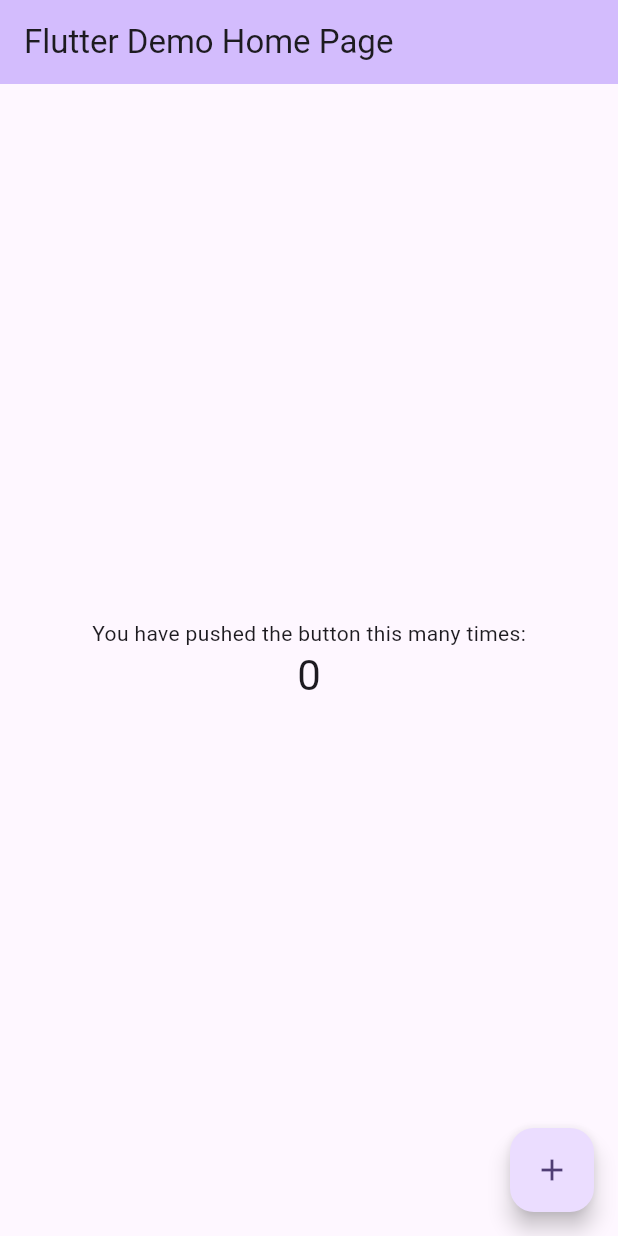
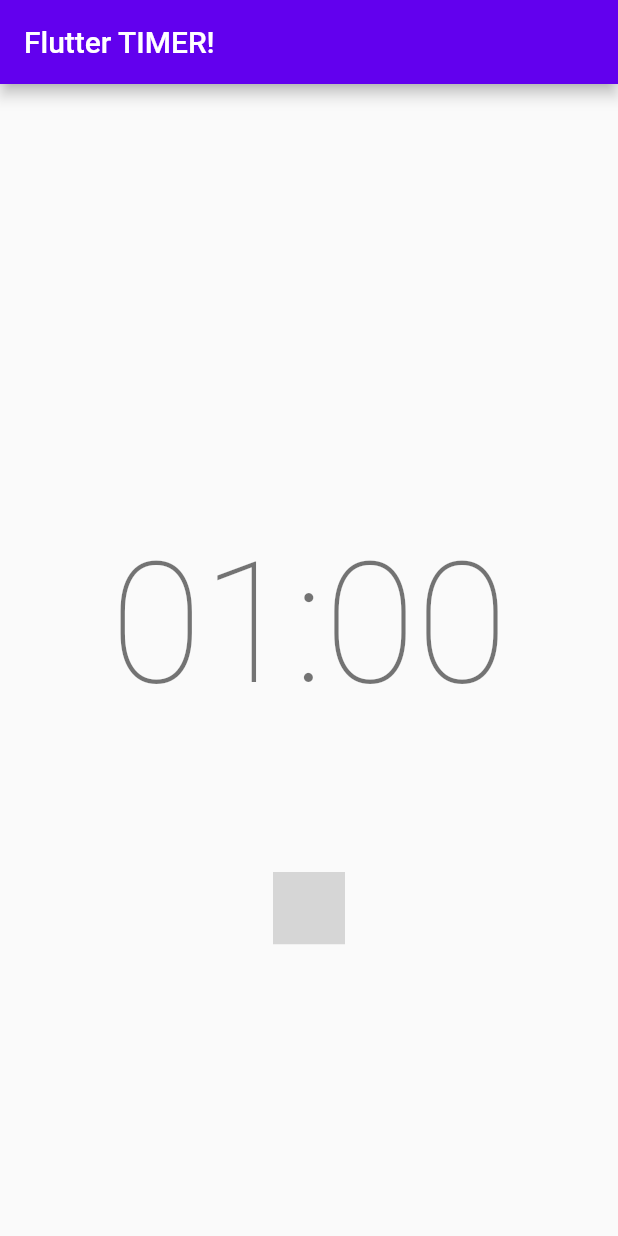
Before and after one commit to g0garden/flutter-bloc-timer, a Flutter app: the screen it shows after launch, on a phone screen of 412 x 824 dp. Run offline on Flutter 3.47's test engine with Material 2 defaults, Android fonts, the phone set to English and light mode, and no system bars; our stand-ins replace bloc, equatable, flutter_bloc; statements that could not run were skipped; grey boxes are pictures that could not be loaded.

Commit message:
add TimerPageUI - backgroud, TimerText, Actions

```diff
--- a/lib/app.dart
+++ b/lib/app.dart
@@ -0,0 +1,20 @@
+import 'package:flutter/material.dart';
+import 'package:flutter_timer/timer/timer.dart';
+
+class App extends StatelessWidget {
+  const App({super.key});
+
+  @override
+  Widget build(BuildContext context) {
+    return MaterialApp(
+      title: 'Flutter Timer',
+      theme: ThemeData(
+        primaryColor: const Color.fromRGBO(109, 234, 255, 1),
+        colorScheme: const ColorScheme.light(
+          secondary: Color.fromRGBO(72, 74, 126, 1),
+        ),
+      ),
+      home: const TimerPage(),
+    );
+  }
+}
--- a/lib/main.dart
+++ b/lib/main.dart
@@ -1,125 +1,4 @@
 import 'package:flutter/material.dart';
+import 'package:flutter_timer/app.dart';
 
-void main() {
-  runApp(const MyApp());
-}
-
-class MyApp extends StatelessWidget {
-  const MyApp({super.key});
-
-  // This widget is the root of your application.
-  @override
-  Widget build(BuildContext context) {
-    return MaterialApp(
-      title: 'Flutter Demo',
-      theme: ThemeData(
-        // This is the theme of your application.
-        //
-        // TRY THIS: Try running your application with "flutter run". You'll see
-        // the application has a blue toolbar. Then, without quitting the app,
-        // try changing the seedColor in the colorScheme below to Colors.green
-        // and then invoke "hot reload" (save your changes or press the "hot
-        // reload" button in a Flutter-supported IDE, or press "r" if you used
-        // the command line to start the app).
-        //
-        // Notice that the counter didn't reset back to zero; the application
-        // state is not lost during the reload. To reset the state, use hot
-        // restart instead.
-        //
-        // This works for code too, not just values: Most code changes can be
-        // tested with just a hot reload.
-        colorScheme: ColorScheme.fromSeed(seedColor: Colors.deepPurple),
-        useMaterial3: true,
-      ),
-      home: const MyHomePage(title: 'Flutter Demo Home Page'),
-    );
-  }
-}
-
-class MyHomePage extends StatefulWidget {
-  const MyHomePage({super.key, required this.title});
-
-  // This widget is the home page of your application. It is stateful, meaning
-  // that it has a State object (defined below) that contains fields that affect
-  // how it looks.
-
-  // This class is the configuration for the state. It holds the values (in this
-  // case the title) provided by the parent (in this case the App widget) and
-  // used by the build method of the State. Fields in a Widget subclass are
-  // always marked "final".
-
-  final String title;
-
-  @override
-  State<MyHomePage> createState() => _MyHomePageState();
-}
-
-class _MyHomePageState extends State<MyHomePage> {
-  int _counter = 0;
-
-  void _incrementCounter() {
-    setState(() {
-      // This call to setState tells the Flutter framework that something has
-      // changed in this State, which causes it to rerun the build method below
-      // so that the display can reflect the updated values. If we changed
-      // _counter without calling setState(), then the build method would not be
-      // called again, and so nothing would appear to happen.
-      _counter++;
-    });
-  }
-
-  @override
-  Widget build(BuildContext context) {
-    // This method is rerun every time setState is called, for instance as done
-    // by the _incrementCounter method above.
-    //
-    // The Flutter framework has been optimized to make rerunning build methods
-    // fast, so that you can just rebuild anything that needs updating rather
-    // than having to individually change instances of widgets.
-    return Scaffold(
-      appBar: AppBar(
-        // TRY THIS: Try changing the color here to a specific color (to
-        // Colors.amber, perhaps?) and trigger a hot reload to see the AppBar
-        // change color while the other colors stay the same.
-        backgroundColor: Theme.of(context).colorScheme.inversePrimary,
-        // Here we take the value from the MyHomePage object that was created by
-        // the App.build method, and use it to set our appbar title.
-        title: Text(widget.title),
-      ),
-      body: Center(
-        // Center is a layout widget. It takes a single child and positions it
-        // in the middle of the parent.
-        child: Column(
-          // Column is also a layout widget. It takes a list of children and
-          // arranges them vertically. By default, it sizes itself to fit its
-          // children horizontally, and tries to be as tall as its parent.
-          //
-          // Column has various properties to control how it sizes itself and
-          // how it positions its children. Here we use mainAxisAlignment to
-          // center the children vertically; the main axis here is the vertical
-          // axis because Columns are vertical (the cross axis would be
-          // horizontal).
-          //
-          // TRY THIS: Invoke "debug painting" (choose the "Toggle Debug Paint"
-          // action in the IDE, or press "p" in the console), to see the
-          // wireframe for each widget.
-          mainAxisAlignment: MainAxisAlignment.center,
-          children: <Widget>[
-            const Text(
-              'You have pushed the button this many times:',
-            ),
-            Text(
-              '$_counter',
-              style: Theme.of(context).textTheme.headlineMedium,
-            ),
-          ],
-        ),
-      ),
-      floatingActionButton: FloatingActionButton(
-        onPressed: _incrementCounter,
-        tooltip: 'Increment',
-        child: const Icon(Icons.add),
-      ), // This trailing comma makes auto-formatting nicer for build methods.
-    );
-  }
-}
+void main() => runApp(const App());
--- a/lib/timer/timer.dart
+++ b/lib/timer/timer.dart
@@ -0,0 +1,2 @@
+export 'bloc/timer_bloc.dart';
+export 'view/timer_page.dart';
--- a/lib/timer/view/timer_page.dart
+++ b/lib/timer/view/timer_page.dart
@@ -0,0 +1,138 @@
+import 'package:flutter/material.dart';
+import 'package:flutter_bloc/flutter_bloc.dart';
+import 'package:flutter_timer/main.dart';
+import 'package:flutter_timer/ticker.dart';
+import 'package:flutter_timer/timer/bloc/timer_bloc.dart';
+import 'package:flutter_timer/timer/timer.dart';
+
+class TimerPage extends StatelessWidget {
+  const TimerPage({Key? key}) : super(key: key);
+  @override
+  Widget build(BuildContext context) {
+    //using BlocProvider to access the instance of our TimerBloc
+    return BlocProvider(
+      create: (_) => TimerBloc(ticker: Ticker()),
+      child: const TimerView(),
+    );
+  }
+}
+
+class TimerView extends StatelessWidget {
+  const TimerView({Key? key}) : super(key: key);
+  @override
+  Widget build(BuildContext context) {
+    return Scaffold(
+      appBar: AppBar(title: const Text('Flutter TIMER!')),
+      body: Stack(children: [
+        //TODO : const Background(),
+        Column(
+          mainAxisAlignment: MainAxisAlignment.center,
+          crossAxisAlignment: CrossAxisAlignment.center,
+          children: const <Widget>[
+            Padding(
+              padding: EdgeInsets.symmetric(vertical: 100.0),
+              child: Center(child: TimerText()),
+            ),
+            Actions(),
+          ],
+        )
+      ]),
+    );
+  }
+}
+
+class TimerText extends StatelessWidget {
+  const TimerText({Key? key}) : super(key: key);
+
+  @override
+  Widget build(BuildContext context) {
+    final duration = context.select((TimerBloc bloc) => bloc.state.duration);
+    final minutesStr =
+        ((duration / 60) % 60).floor().toString().padLeft(2, '0');
+    final secondsStr = (duration % 60).floor().toString().padLeft(2, '0');
+    return Text(
+      '$minutesStr:$secondsStr',
+      style: Theme.of(context).textTheme.displayLarge,
+    );
+  }
+}
+
+//use BlocBuilder to rebuild the UI evert time we get a new TimerState
+class Actions extends StatelessWidget {
+  const Actions({super.key});
+
+  @override
+  Widget build(BuildContext context) {
+    return BlocBuilder<TimerBloc, TimerState>(
+      //only want Actioins to rebuild if the runtimeType of the TimeState changes. not on every tick.
+      buildWhen: (prev, state) => prev.runtimeType != state.runtimeType,
+      builder: (context, state) {
+        return Row(
+          mainAxisAlignment: MainAxisAlignment.spaceEvenly,
+          children: [
+            ...switch (state) {
+              TimerInitial() => [
+                  FloatingActionButton(
+                    child: const Icon(Icons.play_arrow),
+                    onPressed: () => context
+                        .read<TimerBloc>() // access the TimerBloc instance
+                        .add(TimerStarted(duration: state.duration)),
+                  ),
+                ],
+              TimerRunInProgress() => [
+                  FloatingActionButton(
+                    child: const Icon(Icons.pause),
+                    onPressed: () =>
+                        context.read<TimerBloc>().add(const TimerPaused()),
+                  ),
+                  FloatingActionButton(
+                    child: const Icon(Icons.replay),
+                    onPressed: () =>
+                        context.read<TimerBloc>().add(const TimerReset()),
+                  ),
+                ],
+              TimerRunPause() => [
+                  FloatingActionButton(
+                    child: const Icon(Icons.play_arrow),
+                    onPressed: () =>
+                        context.read<TimerBloc>().add(const TimerResumed()),
+                  ),
+                  FloatingActionButton(
+                    child: const Icon(Icons.replay),
+                    onPressed: () =>
+                        context.read<TimerBloc>().add(const TimerReset()),
+                  ),
+                ],
+              TimerRunComplete() => [
+                  FloatingActionButton(
+                    child: const Icon(Icons.replay),
+                    onPressed: () =>
+                        context.read<TimerBloc>().add(const TimerReset()),
+                  ),
+                ]
+            }
+          ],
+        );
+      },
+    );
+  }
+}
+
+class Background extends StatelessWidget {
+  const Background({Key? key}) : super(key: key);
+  @override
+  Widget build(BuildContext context) {
+    return Container(
+      decoration: BoxDecoration(
+        gradient: LinearGradient(
+          begin: Alignment.topCenter,
+          end: Alignment.bottomCenter,
+          colors: [
+            Colors.blue.shade50,
+            Colors.blue.shade500,
+          ],
+        ),
+      ),
+    );
+  }
+}
```
Also changed, not shown: 3 other files.
